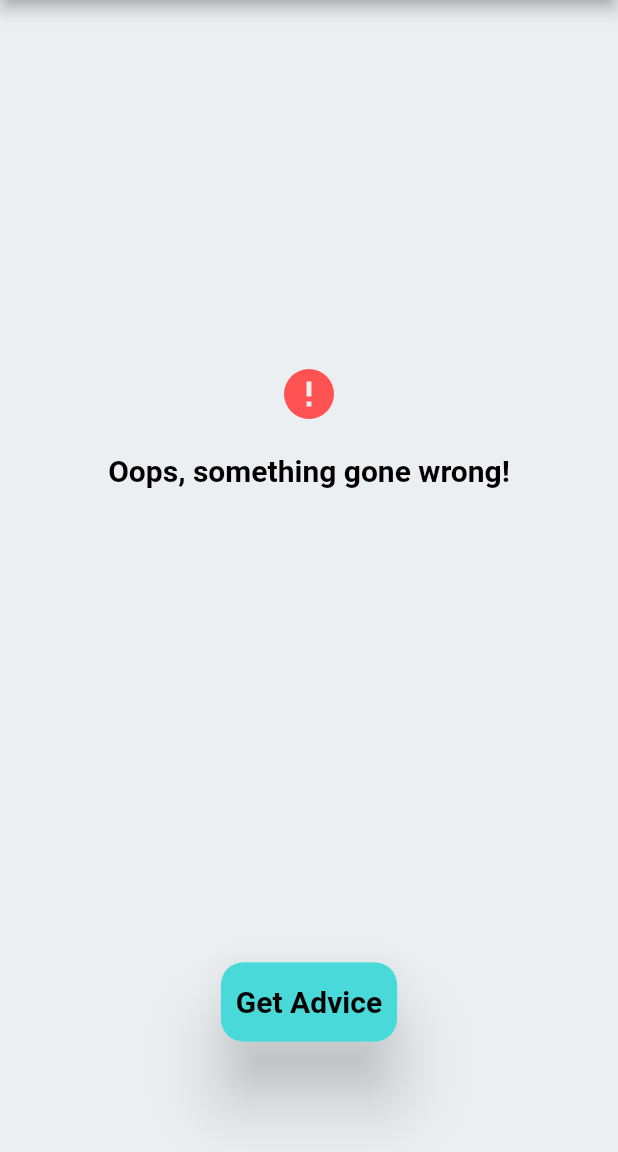
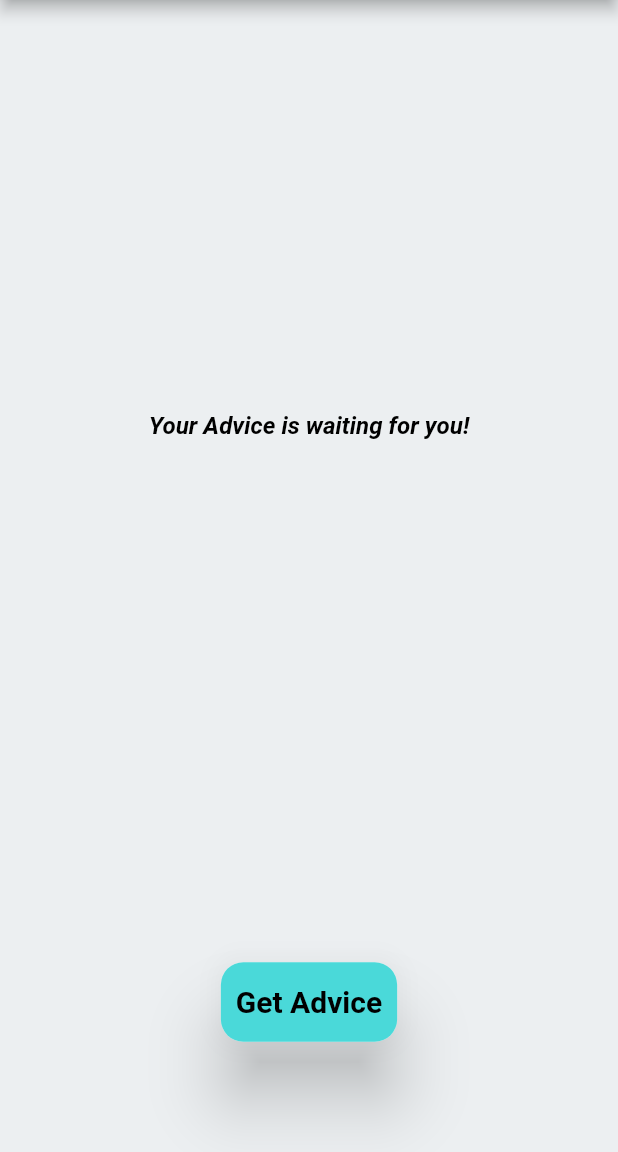
Before and after one commit to dvxgit-tbautista/advicer, a Flutter app: the screen it shows after launch, on a phone screen of 412 x 824 dp, the part 84-1236 px from its top. Run offline on Flutter 3.47's test engine with Material 2 defaults, Android fonts, the phone set to English and light mode, and no system bars; our stand-ins replace flutter_bloc; Roboto replaces fonts that are missing (Rubik).

Commit message:
Bloc Provider - Application Layer

```diff
--- a/lib/3_application/pages/advice/advice_page.dart
+++ b/lib/3_application/pages/advice/advice_page.dart
@@ -1,8 +1,23 @@
 import 'package:advicer/3_application/core/services/theme_service.dart';
+import 'package:advicer/3_application/pages/advice/bloc/advicer_bloc.dart';
+import 'package:advicer/3_application/pages/advice/widgets/advice_field.dart';
 import 'package:advicer/3_application/pages/advice/widgets/custom_button.dart';
 import 'package:advicer/3_application/pages/advice/widgets/error_message.dart';
 import 'package:flutter/material.dart';
+import 'package:flutter_bloc/flutter_bloc.dart';
 import 'package:provider/provider.dart';
+
+class AdvicerPageWrapperProvider extends StatelessWidget {
+  const AdvicerPageWrapperProvider({super.key});
+
+  @override
+  Widget build(BuildContext context) {
+    return BlocProvider(
+      create: (context) => AdvicerBloc(),
+      child: const AdvicerPage(),
+    );
+  }
+}
 
 class AdvicerPage extends StatelessWidget {
   const AdvicerPage({super.key});
@@ -25,27 +40,31 @@ class AdvicerPage extends StatelessWidget {
               })
         ],
       ),
-      body: const Padding(
-        padding: EdgeInsets.symmetric(horizontal: 50),
+      body: Padding(
+        padding: const EdgeInsets.symmetric(horizontal: 50),
         child: Column(
           children: [
             Expanded(
-                child: Center(
-                    child: ErrorMessage(message: 'Oops, something gone wrong!')
-
-                    // AdviceField(
-                    //     advice: 'example advice - your day will be good!'),
-
-                    // child: CircularProgressIndicator(
-                    //   color: themeData.colorScheme.secondary,
-                    // ),
-
-                    // child: Text(
-                    //   'Your Advice is waiting for  you!',
-                    //   style: themeData.textTheme.bodyLarge,
-                    // ),
-                    )),
-            SizedBox(height: 200, child: Center(child: CustomButton()))
+                child: Center(child: BlocBuilder<AdvicerBloc, AdvicerState>(
+              builder: (context, state) {
+                if (state is AdvicerInitial) {
+                  return Text(
+                    'Your Advice is waiting for you!',
+                    style: themeData.textTheme.bodyLarge,
+                  );
+                } else if (state is AdvicerStateLoading) {
+                  return CircularProgressIndicator(
+                    color: themeData.colorScheme.secondary,
+                  );
+                } else if (state is AdvicerStateLoaded) {
+                  return AdviceField(advice: state.advice);
+                } else if (state is AdvicerStateError) {
+                  return ErrorMessage(message: state.message);
+                }
+                return const SizedBox();
+              },
+            ))),
+            const SizedBox(height: 200, child: Center(child: CustomButton()))
           ],
         ),
       ),
--- a/lib/3_application/pages/advice/bloc/advicer_bloc.dart
+++ b/lib/3_application/pages/advice/bloc/advicer_bloc.dart
@@ -16,7 +16,7 @@ class AdvicerBloc extends Bloc<AdvicerEvent, AdvicerState> {
       //execute business logic
       //for example get an advice
       debugPrint('fake get advice triggered');
-      await Future.delayed(const Duration(seconds: 3), () {});
+      await Future.delayed(const Duration(seconds: 2), () {});
       debugPrint('got advice');
 
       emit(AdvicerStateLoaded(advice: 'fake advice to test bloc'));
--- a/lib/3_application/pages/advice/widgets/custom_button.dart
+++ b/lib/3_application/pages/advice/widgets/custom_button.dart
@@ -1,4 +1,6 @@
+import 'package:advicer/3_application/pages/advice/bloc/advicer_bloc.dart';
 import 'package:flutter/material.dart';
+import 'package:flutter_bloc/flutter_bloc.dart';
 
 class CustomButton extends StatelessWidget {
   const CustomButton({super.key});
@@ -7,9 +9,8 @@ class CustomButton extends StatelessWidget {
   Widget build(BuildContext context) {
     final themeData = Theme.of(context);
     return InkResponse(
-        onTap: () {
-          print('button pressed will be implemented later!');
-        },
+        onTap: () =>
+            BlocProvider.of<AdvicerBloc>(context).add(AdviceRequestedEvent()),
         child: Material(
           elevation: 20,
           borderRadius: BorderRadius.circular(15),
--- a/lib/main.dart
+++ b/lib/main.dart
@@ -26,7 +26,7 @@ class MyApp extends StatelessWidget {
               themeService.isDarkModeOn ? ThemeMode.dark : ThemeMode.light,
           theme: AppTheme.lightTheme, // Light theme
           darkTheme: AppTheme.darkTheme, // Dark theme
-          home: const AdvicerPage());
+          home: const AdvicerPageWrapperProvider());
     });
   }
 }
```
